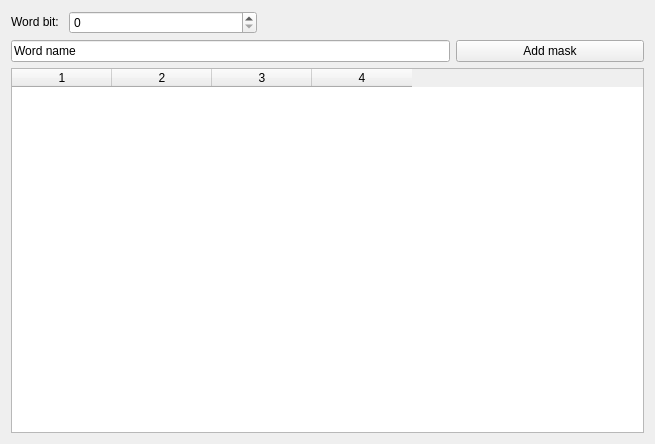
The window that bytesettingsform.ui (nghtsnw/etrodiag) describes before a commit, drawn with Qt 5.
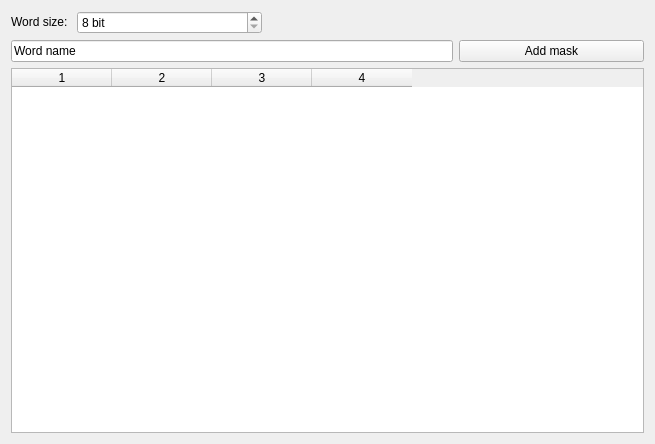
The same window after the commit.

Patch:
```diff
--- a/bytesettingsform.ui
+++ b/bytesettingsform.ui
@@ -29,7 +29,7 @@
       </sizepolicy>
      </property>
      <property name="text">
-      <string>Word bit: </string>
+      <string>Word size: </string>
      </property>
     </widget>
    </item>
@@ -97,17 +97,44 @@
        <verstretch>0</verstretch>
       </sizepolicy>
      </property>
-     <property name="toolTip">
-      <string>0 = 8bit, 1 = 16bit, 2 = 32bit</string>
+     <property name="focusPolicy">
+      <enum>Qt::NoFocus</enum>
+     </property>
+     <property name="contextMenuPolicy">
+      <enum>Qt::NoContextMenu</enum>
+     </property>
+     <property name="inputMethodHints">
+      <set>Qt::ImhDigitsOnly</set>
+     </property>
+     <property name="frame">
+      <bool>true</bool>
+     </property>
+     <property name="readOnly">
+      <bool>false</bool>
+     </property>
+     <property name="showGroupSeparator" stdset="0">
+      <bool>false</bool>
+     </property>
+     <property name="suffix">
+      <string> bit</string>
+     </property>
+     <property name="prefix">
+      <string/>
+     </property>
+     <property name="minimum">
+      <number>8</number>
      </property>
      <property name="maximum">
-      <number>2</number>
+      <number>32</number>
+     </property>
+     <property name="singleStep">
+      <number>8</number>
      </property>
      <property name="stepType">
       <enum>QAbstractSpinBox::DefaultStepType</enum>
      </property>
      <property name="value">
-      <number>0</number>
+      <number>8</number>
      </property>
      <property name="displayIntegerBase">
       <number>10</number>
```
